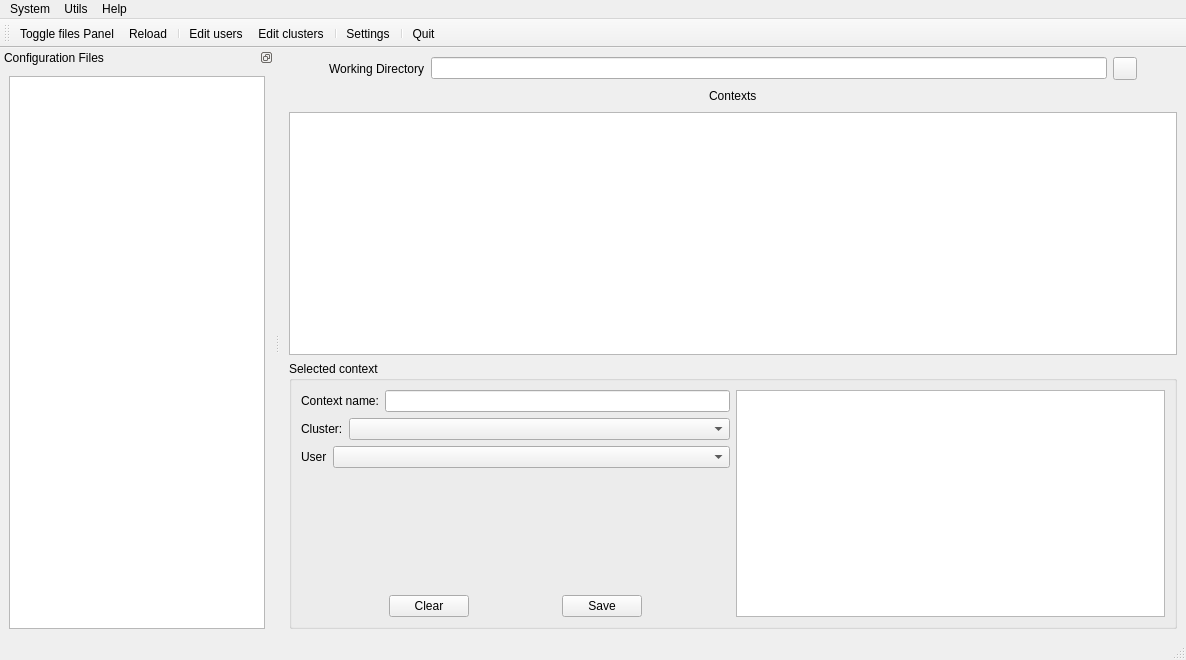
The window that src/mainwindow.ui (GentooXativa/KubeConfigManager) describes before a commit, drawn with Qt 5.
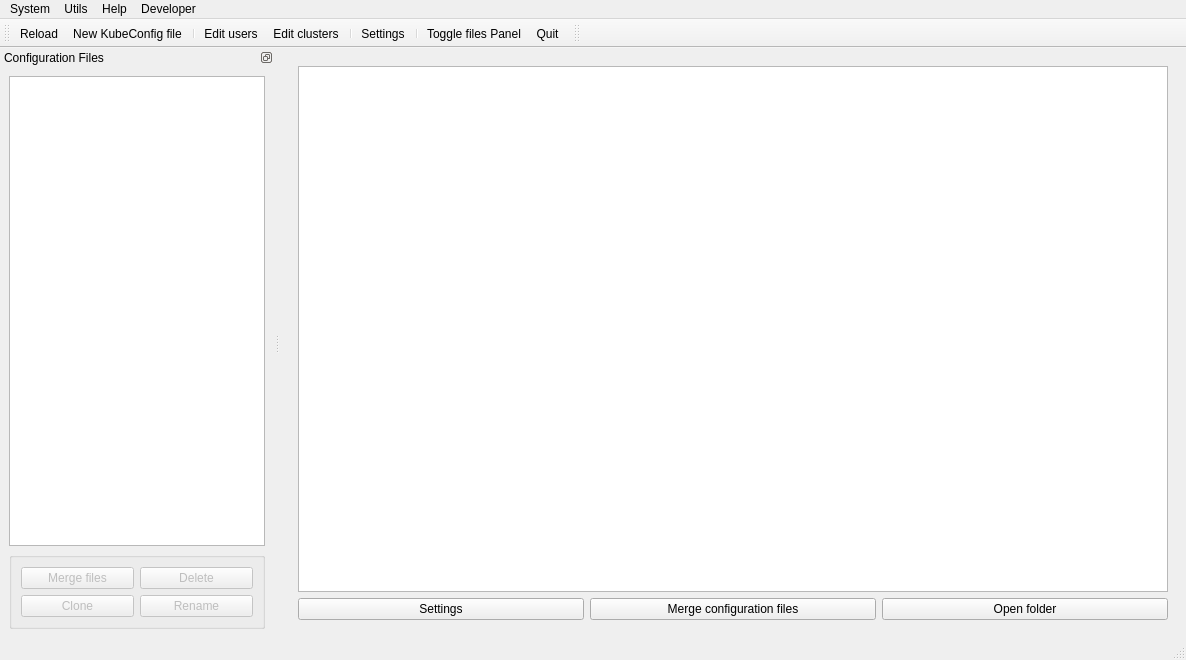
The same window after the commit. Icons and pictures are not drawn.

What changed in the file:
```diff
--- a/src/mainwindow.ui
+++ b/src/mainwindow.ui
@@ -10,6 +10,9 @@
     <height>660</height>
    </rect>
   </property>
+  <property name="acceptDrops">
+   <bool>true</bool>
+  </property>
   <property name="windowTitle">
    <string>KubeConfigManager</string>
   </property>
@@ -18,6 +21,68 @@
     <normaloff>:/logo/assets/logo.png</normaloff>:/logo/assets/logo.png</iconset>
   </property>
   <widget class="QWidget" name="centralwidget">
+   <layout class="QGridLayout" name="gridLayout_7">
+    <item row="0" column="0">
+     <widget class="QStackedWidget" name="stackedWidget">
+      <property name="currentIndex">
+       <number>0</number>
+      </property>
+      <widget class="QWidget" name="pageWelcome">
+       <layout class="QGridLayout" name="gridLayout_5">
+        <item row="0" column="0">
+         <widget class="QTextEdit" name="textEditContextInformation">
+          <property name="readOnly">
+           <bool>true</bool>
+          </property>
+          <property name="markdown">
+           <string>**Welcome**
+
+</string>
+          </property>
+         </widget>
+        </item>
+        <item row="1" column="0">
+         <layout class="QHBoxLayout" name="horizontalLayout_11">
+          <item>
+           <widget class="QPushButton" name="pushButtonHomeSettings">
+            <property name="text">
+             <string>Settings</string>
+            </property>
+            <property name="icon">
+             <iconset theme="preferences-system">
+              <normaloff>.</normaloff>.</iconset>
+            </property>
+           </widget>
+          </item>
+          <item>
+           <widget class="QPushButton" name="pushButtonHomeMergeFiles">
+            <property name="text">
+             <string>Merge configuration files</string>
+            </property>
+            <property name="icon">
+             <iconset theme="edit-copy">
+              <normaloff>.</normaloff>.</iconset>
+            </property>
+           </widget>
+          </item>
+          <item>
+           <widget class="QPushButton" name="pushButtonHomeOpenDirectory">
+            <property name="text">
+             <string>Open folder</string>
+            </property>
+            <property name="icon">
+             <iconset theme="folder-open">
+              <normaloff>.</normaloff>.</iconset>
+            </property>
+           </widget>
+          </item>
+         </layout>
+        </item>
+       </layout>
+      </widget>
+      <widget class="QWidget" name="pageConfigEdit">
+       <layout class="QGridLayout" name="gridLayout_6">
+        <item row="0" column="0">
    <layout class="QGridLayout" name="gridLayout_2">
     <item row="0" column="0">
      <layout class="QHBoxLayout" name="horizontalLayout_2">
@@ -309,14 +374,14 @@
          </item>
         </layout>
        </item>
-       <item>
-        <widget class="QTextEdit" name="textEditContextInformation">
-         <property name="readOnly">
-          <bool>true</bool>
-         </property>
+            </layout>
         </widget>
        </item>
       </layout>
+        </item>
+       </layout>
+      </widget>
+      <widget class="QWidget" name="pageConfigMerge"/>
      </widget>
     </item>
    </layout>
@@ -327,7 +392,7 @@
      <x>0</x>
      <y>0</y>
      <width>1186</width>
-     <height>22</height>
+     <height>19</height>
     </rect>
    </property>
    <widget class="QMenu" name="menuSystem">
@@ -343,7 +408,7 @@
     <property name="title">
      <string>Utils</string>
     </property>
-    <addaction name="actionNew_KubeConfig_file"/>
+    <addaction name="actionNewKubeConfigFile"/>
     <addaction name="separator"/>
     <addaction name="actionEditUsers"/>
     <addaction name="actionEditClusters"/>
@@ -356,9 +421,24 @@
     </property>
     <addaction name="actionAbout"/>
    </widget>
+   <widget class="QMenu" name="menuDeveloper">
+    <property name="title">
+     <string>Developer</string>
+    </property>
+    <widget class="QMenu" name="menuSwitch_stacked_widget_page">
+     <property name="title">
+      <string>Switch stacked widget page</string>
+     </property>
+     <addaction name="actionStackedWidgetHome"/>
+     <addaction name="actionStackedWidgetMerger"/>
+     <addaction name="actionStackedWidgetConfig"/>
+    </widget>
+    <addaction name="menuSwitch_stacked_widget_page"/>
+   </widget>
    <addaction name="menuSystem"/>
    <addaction name="menuUtils"/>
    <addaction name="menuHelp"/>
+   <addaction name="menuDeveloper"/>
   </widget>
   <widget class="QStatusBar" name="statusbar"/>
   <widget class="QToolBar" name="toolBar">
@@ -371,14 +451,15 @@
    <attribute name="toolBarBreak">
     <bool>false</bool>
    </attribute>
+   <addaction name="actionReload"/>
+   <addaction name="actionNewKubeConfigFile"/>
+   <addaction name="separator"/>
+   <addaction name="actionEditUsers"/>
+   <addaction name="actionEditClusters"/>
+   <addaction name="separator"/>
+   <addaction name="actionSettings"/>
+   <addaction name="separator"/>
    <addaction name="actionToggleFilesPanel"/>
-   <addaction name="actionReload"/>
-   <addaction name="separator"/>
-   <addaction name="actionEditUsers"/>
-   <addaction name="actionEditClusters"/>
-   <addaction name="separator"/>
-   <addaction name="actionSettings"/>
-   <addaction name="separator"/>
    <addaction name="actionQuit"/>
   </widget>
   <widget class="QDockWidget" name="dockWidgetConfigurationFiles">
@@ -401,10 +482,87 @@
        <property name="editTriggers">
         <set>QAbstractItemView::NoEditTriggers</set>
        </property>
+       <property name="dragDropMode">
+        <enum>QAbstractItemView::DropOnly</enum>
+       </property>
+       <property name="defaultDropAction">
+        <enum>Qt::ActionMask</enum>
+       </property>
+       <property name="selectionMode">
+        <enum>QAbstractItemView::ExtendedSelection</enum>
+       </property>
       </widget>
      </item>
-    </layout>
-   </widget>
+     <item row="1" column="0">
+      <widget class="QGroupBox" name="groupBox">
+       <property name="title">
+        <string/>
+       </property>
+       <layout class="QGridLayout" name="gridLayout_3">
+        <item row="0" column="0">
+         <layout class="QHBoxLayout" name="horizontalLayout_9">
+          <item>
+           <widget class="QPushButton" name="pushButtonMergeFiles">
+            <property name="enabled">
+             <bool>false</bool>
+            </property>
+            <property name="text">
+             <string>Merge files</string>
+            </property>
+           </widget>
+          </item>
+          <item>
+           <widget class="QPushButton" name="pushButtonDeleteFile">
+            <property name="enabled">
+             <bool>false</bool>
+            </property>
+            <property name="text">
+             <string>Delete</string>
+            </property>
+           </widget>
+          </item>
+         </layout>
+        </item>
+        <item row="1" column="0">
+         <layout class="QHBoxLayout" name="horizontalLayout_10">
+          <item>
+           <widget class="QPushButton" name="pushButtonCloneFile">
+            <property name="enabled">
+             <bool>false</bool>
+            </property>
+            <property name="text">
+             <string>Clone</string>
+            </property>
+           </widget>
+          </item>
+          <item>
+           <widget class="QPushButton" name="pushButtonRenameFile">
+            <property name="enabled">
+             <bool>false</bool>
+            </property>
+            <property name="text">
+             <string>Rename</string>
+            </property>
+           </widget>
+          </item>
+         </layout>
+        </item>
+       </layout>
+      </widget>
+     </item>
+    </layout>
+   </widget>
+  </widget>
+  <widget class="QToolBar" name="toolBar_2">
+   <property name="windowTitle">
+    <string>toolBar_2</string>
+   </property>
+   <attribute name="toolBarArea">
+    <enum>TopToolBarArea</enum>
+   </attribute>
+   <attribute name="toolBarBreak">
+    <bool>false</bool>
+   </attribute>
   </widget>
   <action name="actionSettings">
    <property name="icon">
@@ -477,7 +635,7 @@
     <string>About...</string>
    </property>
   </action>
-  <action name="actionNew_KubeConfig_file">
+  <action name="actionNewKubeConfigFile">
    <property name="icon">
     <iconset theme="document-new">
      <normaloff>.</normaloff>.</iconset>
@@ -510,6 +668,21 @@
     <string>Ctrl+F</string>
    </property>
   </action>
+  <action name="actionStackedWidgetHome">
+   <property name="text">
+    <string>Home</string>
+   </property>
+  </action>
+  <action name="actionStackedWidgetMerger">
+   <property name="text">
+    <string>Merger</string>
+   </property>
+  </action>
+  <action name="actionStackedWidgetConfig">
+   <property name="text">
+    <string>Config</string>
+   </property>
+  </action>
  </widget>
  <resources>
   <include location="../assets.qrc"/>
```
Lines whose indentation alone changed are shown as unchanged.
